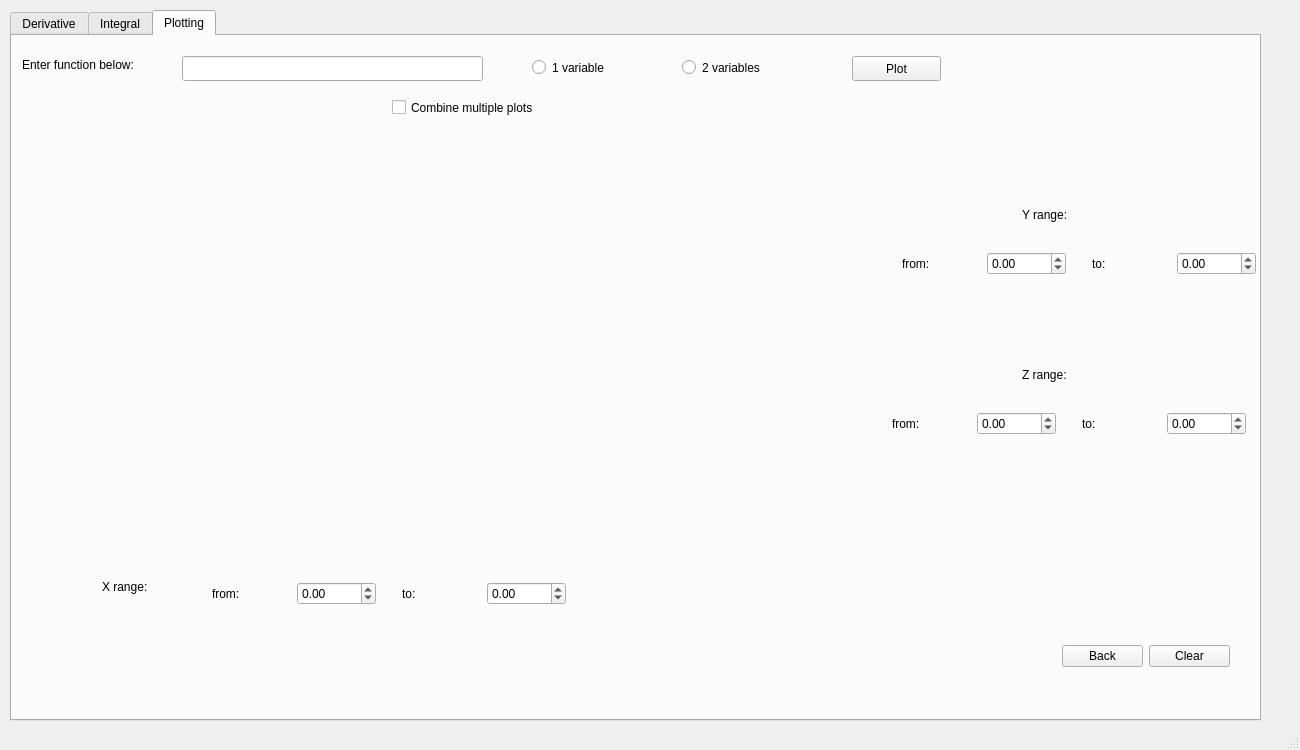
The window that src/geek-calculator/mainwindow.ui (Jelena-Zivovic/RS014-geek-calculator) describes before a commit, drawn with Qt 5.
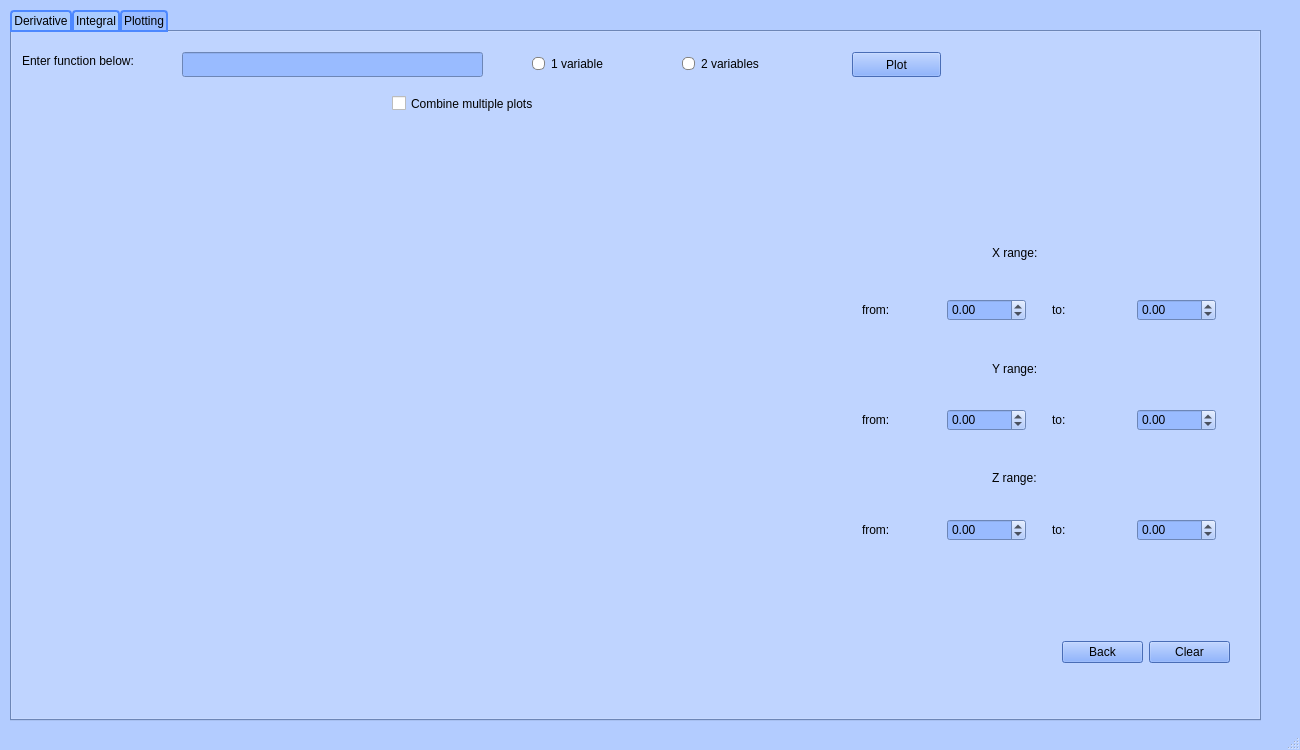
The same window after the commit. The open tabs and pages were chosen to show the change. Custom widgets are drawn as their Qt base class.

Commit message: interface changed, added colors and images

Diff of the .ui file:
```diff
--- a/src/geek-calculator/mainwindow.ui
+++ b/src/geek-calculator/mainwindow.ui
@@ -25,6 +25,12 @@
   <property name="windowTitle">
    <string>MainWindow</string>
   </property>
+  <property name="styleSheet">
+   <string notr="true">QMainWindow {
+    background-color: rgb(179, 204, 255);
+    
+}</string>
+  </property>
   <widget class="QWidget" name="centralwidget">
    <property name="minimumSize">
     <size>
@@ -38,6 +44,13 @@
      <height>750</height>
     </size>
    </property>
+   <property name="palette">
+    <palette>
+     <active/>
+     <inactive/>
+     <disabled/>
+    </palette>
+   </property>
    <widget class="QStackedWidget" name="stackedWidgets">
     <property name="geometry">
      <rect>
@@ -47,6 +60,12 @@
       <height>721</height>
      </rect>
     </property>
+    <property name="sizePolicy">
+     <sizepolicy hsizetype="Fixed" vsizetype="Fixed">
+      <horstretch>1</horstretch>
+      <verstretch>1</verstretch>
+     </sizepolicy>
+    </property>
     <property name="cursor">
      <cursorShape>ArrowCursor</cursorShape>
     </property>
@@ -1162,6 +1181,34 @@
         <height>711</height>
        </rect>
       </property>
+      <property name="styleSheet">
+       <string notr="true">QTabWidget {
+		background-color: rgb(153,187,255);
+		border: 2px solid rgb(77, 136, 255);
+		 border-top-left-radius: 4px;
+    border-top-right-radius: 4px;
+}
+
+QTabBar::tab {
+    background: qlineargradient(x1: 0, y1: 0, x2: 0, y2: 1,
+                                stop: 0 #E1E1E1, stop: 0.4 #DDDDDD,
+                                stop: 0.5 #D8D8D8, stop: 1.0 #D3D3D3);
+    border: 2px solid  rgb(77, 136, 255);
+    border-bottom-color: rgb(77, 136, 255);
+    border-top-left-radius: 4px;
+    border-top-right-radius: 4px;
+    min-width: 8ex;
+    padding: 2px;
+	background-color: rgb(170,204,255);
+}
+
+QTabBar::tab:selected {
+		background-color: rgb(153,187,255);
+    	
+}
+
+</string>
+      </property>
       <property name="currentIndex">
        <number>2</number>
       </property>
@@ -1589,6 +1636,11 @@
           <height>25</height>
          </rect>
         </property>
+        <property name="styleSheet">
+         <string notr="true">QLineEdit{
+	background-color: rgb(153,187,255);
+}</string>
+        </property>
        </widget>
        <widget class="QRadioButton" name="oneVariablePlottingRadioButton">
         <property name="geometry">
@@ -1599,6 +1651,25 @@
           <height>23</height>
          </rect>
         </property>
+        <property name="styleSheet">
+         <string notr="true">QRadioButton::indicator::unchecked{ 
+border: 1px solid; 
+border-color: rgb(132,132,132);
+border-radius: 5px;
+background-color: white; 
+width: 11px; 
+height: 11px; 
+}
+
+QRadioButton::indicator::checked{ 
+border: 3px solid; 
+border-color: white;
+border-radius: 6px;
+background-color: rgb(0,116,188); 
+width: 7px; 
+height: 7px; 
+}</string>
+        </property>
         <property name="text">
          <string>1 variable</string>
         </property>
@@ -1612,6 +1683,25 @@
           <height>23</height>
          </rect>
         </property>
+        <property name="styleSheet">
+         <string notr="true">QRadioButton::indicator::unchecked{ 
+border: 1px solid; 
+border-color: rgb(132,132,132);
+border-radius: 5px;
+background-color: white; 
+width: 11px; 
+height: 11px; 
+}
+
+QRadioButton::indicator::checked{ 
+border: 3px solid; 
+border-color: white;
+border-radius: 6px;
+background-color: rgb(0,116,188); 
+width: 7px; 
+height: 7px; 
+}</string>
+        </property>
         <property name="text">
          <string>2 variables</string>
         </property>
@@ -1635,6 +1725,11 @@
           <height>25</height>
          </rect>
         </property>
+        <property name="styleSheet">
+         <string notr="true">QPushButton {
+	background-color: rgb(102,153,255);
+}</string>
+        </property>
         <property name="text">
          <string>Plot</string>
         </property>
@@ -1642,8 +1737,8 @@
        <widget class="QLabel" name="xRangeLabel">
         <property name="geometry">
          <rect>
-          <x>90</x>
-          <y>540</y>
+          <x>980</x>
+          <y>210</y>
           <width>91</width>
           <height>21</height>
          </rect>
@@ -1655,10 +1750,10 @@
        <widget class="QLabel" name="yLabelRange">
         <property name="geometry">
          <rect>
-          <x>1010</x>
-          <y>170</y>
-          <width>67</width>
-          <height>17</height>
+          <x>980</x>
+          <y>326</y>
+          <width>81</width>
+          <height>21</height>
          </rect>
         </property>
         <property name="text">
@@ -1668,8 +1763,8 @@
        <widget class="QWidget" name="layoutWidget">
         <property name="geometry">
          <rect>
-          <x>890</x>
-          <y>210</y>
+          <x>850</x>
+          <y>370</y>
           <width>354</width>
           <height>36</height>
          </rect>
@@ -1684,6 +1779,11 @@
          </item>
          <item>
           <widget class="QDoubleSpinBox" name="yLeftRangePlotDoubleSpinBox">
+           <property name="styleSheet">
+            <string notr="true">QDoubleSpinBox {
+	background-color: rgb(153,187,255);
+}</string>
+           </property>
            <property name="minimum">
             <double>-990.000000000000000</double>
            </property>
@@ -1711,6 +1811,11 @@
          </item>
          <item>
           <widget class="QDoubleSpinBox" name="yRangeRightPlotDoubleSpinBox">
+           <property name="styleSheet">
+            <string notr="true">QDoubleSpinBox {
+	background-color: rgb(153,187,255);
+}</string>
+           </property>
            <property name="minimum">
             <double>-990.000000000000000</double>
            </property>
@@ -1721,8 +1826,8 @@
        <widget class="QWidget" name="layoutWidget">
         <property name="geometry">
          <rect>
-          <x>200</x>
-          <y>540</y>
+          <x>850</x>
+          <y>260</y>
           <width>354</width>
           <height>36</height>
          </rect>
@@ -1737,6 +1842,11 @@
          </item>
          <item>
           <widget class="QDoubleSpinBox" name="xRangeLeftPlotDoubleSpinBox">
+           <property name="styleSheet">
+            <string notr="true">QDoubleSpinBox {
+	background-color: rgb(153,187,255);
+}</string>
+           </property>
            <property name="minimum">
             <double>-990.000000000000000</double>
            </property>
@@ -1764,6 +1874,11 @@
          </item>
          <item>
           <widget class="QDoubleSpinBox" name="xRangeRightPlotDoubleSpinBox">
+           <property name="styleSheet">
+            <string notr="true">QDoubleSpinBox {
+	background-color: rgb(153,187,255);
+}</string>
+           </property>
            <property name="minimum">
             <double>-990.000000000000000</double>
            </property>
@@ -1801,6 +1916,15 @@
           <height>23</height>
          </rect>
         </property>
+        <property name="styleSheet">
+         <string notr="true">QCheckBox {
+    width: 13px;
+    height: 13px;
+	
+}
+
+</string>
+        </property>
         <property name="text">
          <string>Combine multiple plots</string>
         </property>
@@ -1808,10 +1932,10 @@
        <widget class="QLabel" name="zLabelRange">
         <property name="geometry">
          <rect>
-          <x>1010</x>
-          <y>330</y>
-          <width>67</width>
-          <height>17</height>
+          <x>980</x>
+          <y>435</y>
+          <width>81</width>
+          <height>21</height>
          </rect>
         </property>
         <property name="text">
@@ -1821,8 +1945,8 @@
        <widget class="QWidget" name="layoutWidget_2">
         <property name="geometry">
          <rect>
-          <x>880</x>
-          <y>370</y>
+          <x>850</x>
+          <y>480</y>
           <width>354</width>
           <height>36</height>
          </rect>
@@ -1837,6 +1961,11 @@
          </item>
          <item>
           <widget class="QDoubleSpinBox" name="zLeftRangePlotDoubleSpinBox">
+           <property name="styleSheet">
+            <string notr="true">QDoubleSpinBox {
+	background-color: rgb(153,187,255);
+}</string>
+           </property>
            <property name="minimum">
             <double>-990.000000000000000</double>
            </property>
@@ -1864,6 +1993,11 @@
          </item>
          <item>
           <widget class="QDoubleSpinBox" name="zRangeRightPlotDoubleSpinBox">
+           <property name="styleSheet">
+            <string notr="true">QDoubleSpinBox {
+	background-color: rgb(153,187,255);
+}</string>
+           </property>
            <property name="minimum">
             <double>-990.000000000000000</double>
            </property>
@@ -1883,6 +2017,11 @@
         <layout class="QHBoxLayout" name="horizontalLayout_7">
          <item>
           <widget class="QPushButton" name="backPlotButton">
+           <property name="styleSheet">
+            <string notr="true">QPushButton {
+	background-color: rgb(102,153,255);
+}</string>
+           </property>
            <property name="text">
             <string>Back</string>
            </property>
@@ -1890,6 +2029,11 @@
          </item>
          <item>
           <widget class="QPushButton" name="clearPlotButton">
+           <property name="styleSheet">
+            <string notr="true">QPushButton {
+	background-color: rgb(102,153,255);
+}</string>
+           </property>
            <property name="text">
             <string>Clear</string>
            </property>
```
Left out of the diff: 921 changed lines with no effect on the pictures. The commit also changes 5 other files.
